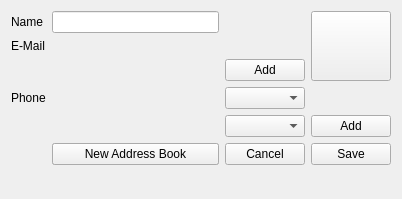
The window that mobile/contacts/editorgeneral.ui (chusopr/kdepim-ktimetracker-akonadi) describes before a commit, drawn with Qt 5.
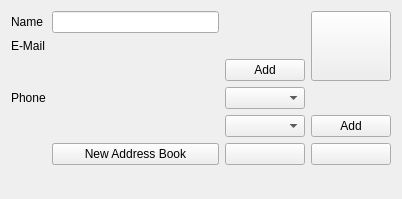
The same window after the commit. Custom widgets are drawn as their Qt base class.

Commit message: Use icons for [cancel]/[save] buttons, like in korg-mobile, so it fits the screen in all languages.

The edit to the form file:
```diff
--- a/mobile/contacts/editorgeneral.ui
+++ b/mobile/contacts/editorgeneral.ui
@@ -84,15 +84,21 @@
      </item>
      <item row="5" column="2">
       <widget class="QPushButton" name="cancelButton">
-       <property name="text">
-        <string>Cancel</string>
+       <property name="iconSize">
+        <size>
+         <width>64</width>
+         <height>64</height>
+        </size>
        </property>
       </widget>
      </item>
      <item row="5" column="3">
       <widget class="QPushButton" name="saveButton">
-       <property name="text">
-        <string>Save</string>
+       <property name="iconSize">
+        <size>
+         <width>64</width>
+         <height>64</height>
+        </size>
        </property>
       </widget>
      </item>
```
The commit also changes 1 other file.
